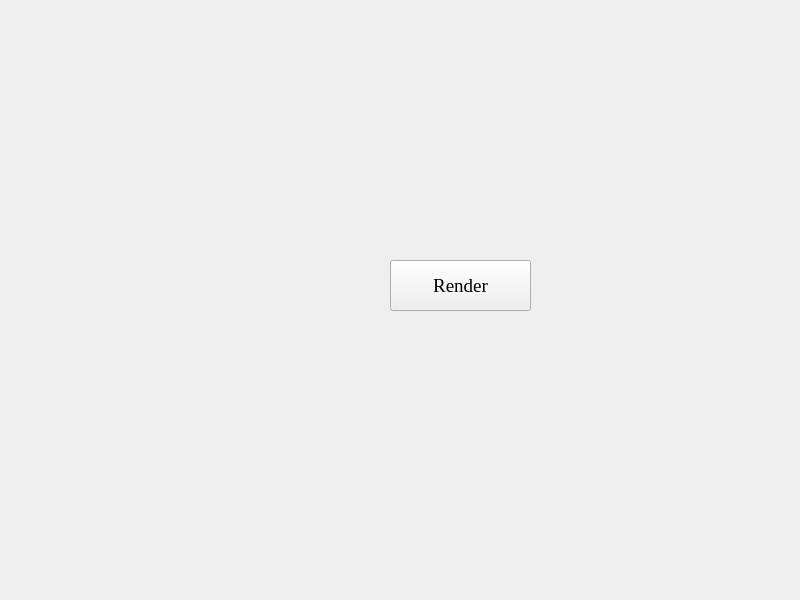
Above: widget.ui from JiaoKM/Beginner_Renderer_JKodak before the change. Below: the same form after it.
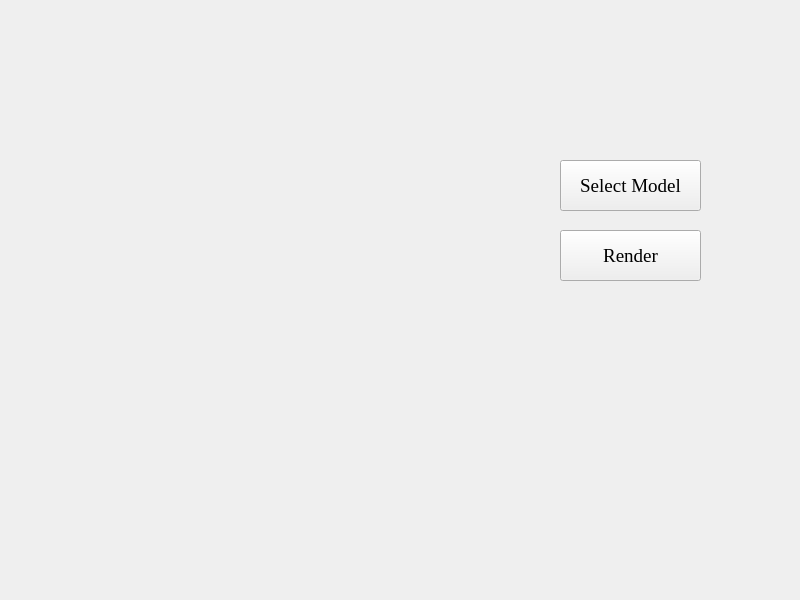
That is the form after the change.

```diff
--- a/widget.ui
+++ b/widget.ui
@@ -16,8 +16,8 @@
   <widget class="QPushButton" name="RenderButton">
    <property name="geometry">
     <rect>
-     <x>390</x>
-     <y>260</y>
+     <x>560</x>
+     <y>230</y>
      <width>141</width>
      <height>51</height>
     </rect>
@@ -32,6 +32,25 @@
     <string>Render</string>
    </property>
   </widget>
+  <widget class="QPushButton" name="ModelSelect">
+   <property name="geometry">
+    <rect>
+     <x>560</x>
+     <y>160</y>
+     <width>141</width>
+     <height>51</height>
+    </rect>
+   </property>
+   <property name="font">
+    <font>
+     <family>Times New Roman</family>
+     <pointsize>14</pointsize>
+    </font>
+   </property>
+   <property name="text">
+    <string>Select Model</string>
+   </property>
+  </widget>
  </widget>
  <resources/>
  <connections/>
```
